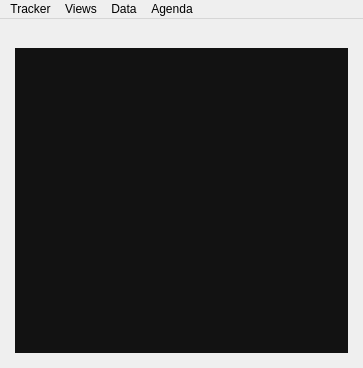
AntiVntiAnti/JBLM_A, file JBLM ver8_17/JBLMA_8_17.ui: the form before one commit.
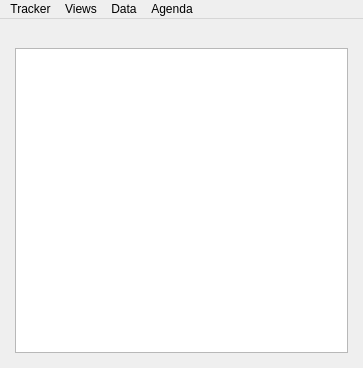
The form after the commit. The open tabs and pages were chosen to show the change. Icons and pictures are not drawn.

Patch:
```diff
--- a/JBLM ver8_17/JBLMA_8_17.ui
+++ b/JBLM ver8_17/JBLMA_8_17.ui
@@ -5703,24 +5703,6 @@
             </property>
             <item row="0" column="0">
              <widget class="QTableView" name="sleep_tableview">
-              <property name="styleSheet">
-               <string notr="true">
-QTableView {
-background-color: transparent;
-selection-background-color: #7e57c2;
-gridline-color:transparent;
-color:rgb(62,67,144);
-}
-QTableView::item {
-padding: 1px;
-background:rgb(132,127,239);
-}
-QTableView::item:selected {
-color: #fff;
-background:rgb(23, 23, 23);
-}
-    </string>
-              </property>
               <property name="showGrid">
                <bool>false</bool>
               </property>
```
Left out of the diff: 198 changed lines with no effect on the pictures.
